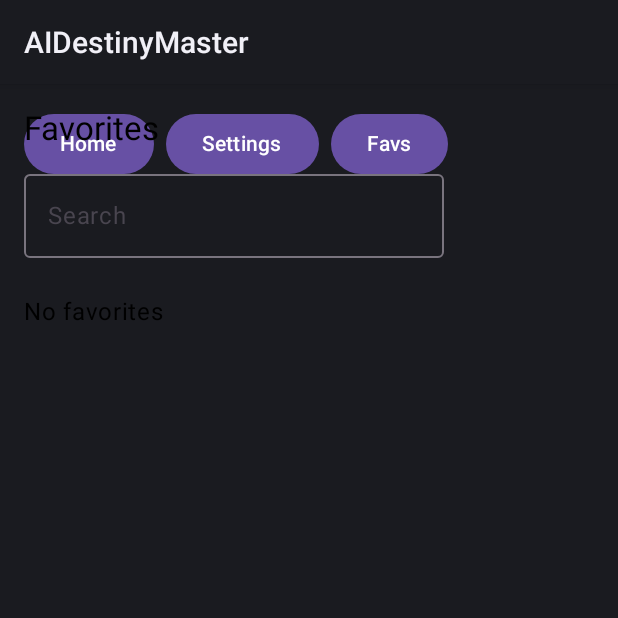
After one commit to masteryee-labs/AI-Destiny-Master, an Android app built with Jetpack Compose: the ReportFavoritesScreen screen opened through its navigation route, on a phone screen of 412 x 824 dp, the top half of it. The commit adds this screen. Run offline under Robolectric (Android 15) with nearby library versions, the phone set to English and light mode, and no system bars; our stand-ins replace Room's generated code; 3 statements that could not run were skipped.

Commit message:
feat(nav/settings): 加入 Onboarding 深連結並在設定頁提供『前往導覽』\nfeat(report): ReportScreen 依 VIP 權益 gating Push/Pull/Share；新增 Favorites 清單頁與搜尋\nfeat(core): 新增 :core:astro / :core:lunar 計算骨架；ChartRepository.compute 串接計算並寫入 computedJson\nchore(app): ChartInput 改呼叫 compute 流程\ndocs(task): 勾選 favorites 清單、UI gating 擴充、Onboarding 起始與深連結

```diff
--- a/app/src/main/java/com/aidestinymaster/app/chart/ChartInputScreen.kt
+++ b/app/src/main/java/com/aidestinymaster/app/chart/ChartInputScreen.kt
@@ -66,7 +66,7 @@ fun ChartInputScreen(activity: ComponentActivity, kind: String, nav: NavControll
                     error = "請輸入正確的日期/時間/時區格式"
                     return@launch
                 } else error = ""
-                val id = repo.create(kind, mapOf(
+                val id = repo.compute(kind, mapOf(
                     "birthDate" to birthDate,
                     "birthTime" to birthTime,
                     "tz" to tz,
--- a/app/src/main/java/com/aidestinymaster/app/nav/NavGraph.kt
+++ b/app/src/main/java/com/aidestinymaster/app/nav/NavGraph.kt
@@ -40,6 +40,7 @@ object Routes {
     const val ChartResult = "chartResult/{chartId}"
     const val Report = "report/{reportId}"
     const val Paywall = "paywall"
+    const val ReportFavs = "reportFavs"
 }
 
 @Composable
@@ -58,7 +59,10 @@ fun AppNav(activity: ComponentActivity) {
         TopNavBar(nav)
         Spacer(Modifier.height(8.dp))
         NavHost(navController = nav, startDestination = start.value!!) {
-            composable(Routes.Onboarding) { OnboardingScreen(activity, nav) }
+            composable(
+                route = Routes.Onboarding,
+                deepLinks = listOf(navDeepLink { uriPattern = "aidm://onboarding" })
+            ) { OnboardingScreen(activity, nav) }
             composable(Routes.Home) { HomeScreen(activity, nav) }
             composable(
                 route = Routes.Settings,
@@ -78,6 +82,7 @@ fun AppNav(activity: ComponentActivity) {
                 deepLinks = listOf(navDeepLink { uriPattern = "aidm://report/{reportId}" })
             ) { backStack -> ReportScreen(activity, backStack.arguments?.getString("reportId") ?: "") }
             composable(Routes.Paywall) { PaywallScreen(activity) }
+            composable(Routes.ReportFavs) { com.aidestinymaster.app.report.ReportFavoritesScreen(activity, nav) }
         }
     }
 }
@@ -87,5 +92,6 @@ private fun TopNavBar(nav: NavHostController) {
     Row(Modifier.padding(16.dp), horizontalArrangement = Arrangement.spacedBy(8.dp)) {
         Button(onClick = { nav.navigate(Routes.Home) }) { Text("Home") }
         Button(onClick = { nav.navigate(Routes.Settings) }) { Text("Settings") }
+        Button(onClick = { nav.navigate(Routes.ReportFavs) }) { Text("Favs") }
     }
 }
--- /dev/null
+++ b/app/src/main/java/com/aidestinymaster/app/report/ReportFavoritesScreen.kt
@@ -0,0 +1,49 @@
+package com.aidestinymaster.app.report
+
+import androidx.activity.ComponentActivity
+import androidx.compose.foundation.clickable
+import androidx.compose.foundation.layout.Arrangement
+import androidx.compose.foundation.layout.Column
+import androidx.compose.foundation.layout.Row
+import androidx.compose.foundation.layout.Spacer
+import androidx.compose.foundation.layout.fillMaxWidth
+import androidx.compose.foundation.layout.height
+import androidx.compose.foundation.layout.padding
+import androidx.compose.material3.MaterialTheme
+import androidx.compose.material3.OutlinedTextField
+import androidx.compose.material3.Text
+import androidx.compose.runtime.*
+import androidx.compose.ui.Modifier
+import androidx.compose.ui.unit.dp
+import androidx.navigation.NavController
+import com.aidestinymaster.app.nav.Routes
+import com.aidestinymaster.data.db.DatabaseProvider
+
+@Composable
+fun ReportFavoritesScreen(activity: ComponentActivity, nav: NavController) {
+    val ctx = activity
+    val favs by ReportPrefs.favsFlow(ctx).collectAsState(initial = emptySet())
+    var query by remember { mutableStateOf("") }
+    val dao = DatabaseProvider.get(ctx).reportDao()
+    var items by remember { mutableStateOf(listOf<com.aidestinymaster.data.db.ReportEntity>()) }
+
+    LaunchedEffect(favs, query) {
+        val all = favs.mapNotNull { id -> dao.getById(id) }
+        items = if (query.isBlank()) all else all.filter { it.title.contains(query) || it.summary.contains(query) }
+    }
+
+    Column(Modifier.fillMaxWidth().padding(16.dp), verticalArrangement = Arrangement.spacedBy(8.dp)) {
+        Text("Favorites", style = MaterialTheme.typography.titleLarge)
+        OutlinedTextField(value = query, onValueChange = { query = it }, label = { Text("Search") })
+        Spacer(Modifier.height(8.dp))
+        items.forEach { r ->
+            Row(Modifier.fillMaxWidth().clickable { nav.navigate(Routes.Report.replace("{reportId}", r.id)) }.padding(8.dp)) {
+                Column(Modifier.weight(1f)) {
+                    Text(r.title, style = MaterialTheme.typography.titleMedium)
+                    Text(r.summary, maxLines = 2)
+                }
+            }
+        }
+        if (items.isEmpty()) Text("No favorites")
+    }
+}
--- a/app/src/main/java/com/aidestinymaster/app/settings/SettingsScreen.kt
+++ b/app/src/main/java/com/aidestinymaster/app/settings/SettingsScreen.kt
@@ -47,6 +47,10 @@ fun SettingsScreen(activity: androidx.activity.ComponentActivity) {
             Button(onClick = { launcher.launch(GoogleAuthManager.getSignInClient(ctx).signInIntent) }) { Text("Sign In") }
             Button(onClick = { GoogleAuthManager.signOut(ctx) { viewModel.onSignedIn(null) } }) { Text("Sign Out") }
             Button(onClick = { com.aidestinymaster.sync.SyncBatchScheduler.scheduleNow(ctx) }) { Text("立即同步") }
+            Button(onClick = {
+                val intent = android.content.Intent(android.content.Intent.ACTION_VIEW, android.net.Uri.parse("aidm://onboarding"))
+                ctx.startActivity(intent)
+            }) { Text("前往導覽") }
         }
         val scope = rememberCoroutineScope()
         Row(horizontalArrangement = Arrangement.spacedBy(12.dp)) {
--- a/data/build.gradle.kts
+++ b/data/build.gradle.kts
@@ -35,4 +35,6 @@ dependencies {`n    kapt(libs.androidx.room.compiler)
 
     implementation(libs.androidx.room.ktx)
     implementation(libs.androidx.datastore.preferences)
+    implementation(project(":core:astro"))
+    implementation(project(":core:lunar"))
 }
```
Also changed, not shown: app/src/main/AndroidManifest.xml (+7 -1 lines), app/src/main/java/com/aidestinymaster/app/report/ReportScreen.kt (+8 -3 lines), core/astro/src/main/java/com/aidestinymaster/core/astro/AstroCalculator.kt (added, +17 -0 lines), core/lunar/src/main/java/com/aidestinymaster/core/lunar/LunarCalculator.kt (added, +15 -0 lines), data/src/main/java/com/aidestinymaster/data/repository/ChartRepository.kt (+28 -2 lines), 1 other file.
